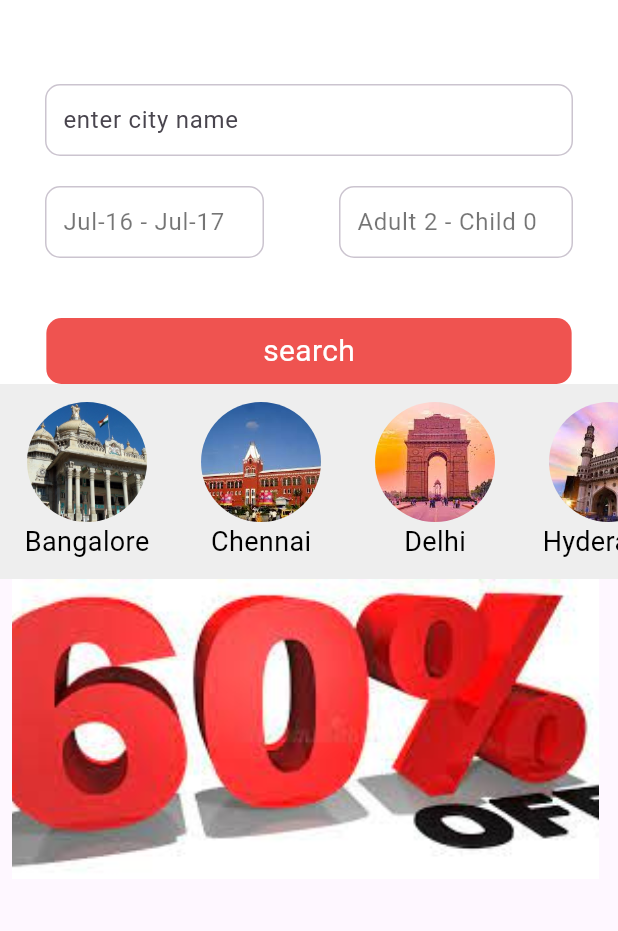
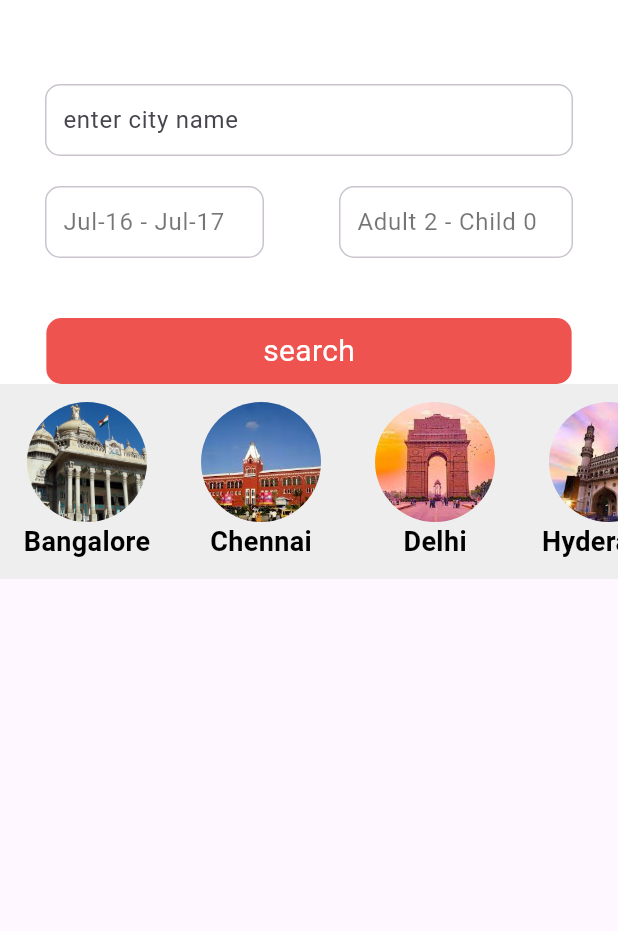
Before and after one commit to naveenprasanth2/practise1, a Flutter app: the screen it shows after launch, after a tap on "search", on a phone screen of 412 x 824 dp, the part 66-997 px from its top. Run offline on Flutter 3.47's test engine with Material 2 defaults, Android fonts, the phone set to English and light mode, and no system bars.

Commit message:
Revert "testBranch1"
This reverts commit 30420ea1ea79bc7eb9c36b59df95a159894b39a9.

```diff
--- a/lib/list_view_test/extras/circle.dart
+++ b/lib/list_view_test/extras/circle.dart
@@ -1,5 +1,5 @@
 import 'package:flutter/material.dart';
-import 'package:practise1/tests/test_page.dart';
+import 'package:practise1/list_view_test/extras/test_page.dart';
 
 class MyCircle extends StatelessWidget {
   final String title;
--- a/lib/list_view_test/screens/slivers.dart
+++ b/lib/list_view_test/screens/slivers.dart
@@ -16,57 +16,6 @@ class SliversTest extends StatefulWidget {
 }
 
 class _SliversTestState extends State<SliversTest> {
-  late ScrollController _scrollController;
-  final int itemCount = 10;
-  final double scrollDuration = 2.0;
-
-  @override
-  void initState() {
-    super.initState();
-    _scrollController = ScrollController();
-    WidgetsBinding.instance.addPostFrameCallback((_) {
-      _autoScroll(MediaQuery.of(context).size.width * 0.95);
-    });
-  }
-
-  @override
-  void dispose() {
-    _scrollController.dispose();
-    super.dispose();
-  }
-
-  void _autoScroll(double itemWidth) async {
-    final double maxScrollExtent = _scrollController.position.maxScrollExtent;
-    final double itemExtent = itemWidth + 16.0; // Adjust with margin if any
-    double currentScrollOffset = 0.0;
-
-    while (true) {
-      await Future.delayed(Duration(seconds: scrollDuration.toInt()));
-      if (_scrollController.hasClients) {
-        currentScrollOffset += itemExtent;
-        if (currentScrollOffset >= maxScrollExtent) {
-          await _scrollController.animateTo(
-            currentScrollOffset,
-            duration: Duration(seconds: scrollDuration.toInt()),
-            curve: Curves.easeInOut,
-          );
-          currentScrollOffset = 0.0;
-          await _scrollController.animateTo(
-            currentScrollOffset,
-            duration: Duration(seconds: scrollDuration.toInt()),
-            curve: Curves.easeInOut,
-          );
-        } else {
-          await _scrollController.animateTo(
-            currentScrollOffset,
-            duration: Duration(seconds: scrollDuration.toInt()),
-            curve: Curves.easeInOut,
-          );
-        }
-      }
-    }
-  }
-
   @override
   Widget build(BuildContext context) {
     return Scaffold(
@@ -258,26 +207,6 @@ class _SliversTestState extends State<SliversTest> {
                 itemBuilder: (BuildContext context, int index) {
                   return CityWidget(
                     cityName: LocationConstants.locationImages[index],
-                    onPressed: () {},
-                  );
-                },
-              ),
-            ),
-          ),
-          SliverToBoxAdapter(
-            child: SizedBox(
-              height: 200.0,
-              child: ListView.builder(
-                controller: _scrollController,
-                scrollDirection: Axis.horizontal,
-                itemCount: itemCount,
-                itemBuilder: (BuildContext context, int index) {
-                  return Container(
-                    width: MediaQuery.of(context).size.width * 0.95,
-                    margin: const EdgeInsets.symmetric(horizontal: 8.0),
-                    decoration: const BoxDecoration(
-                      image: DecorationImage(image: AssetImage("assets/offerBanner.jpg"), fit: BoxFit.cover)
-                    ),
                   );
                 },
               ),
--- a/lib/list_view_test/widgets/city_widget.dart
+++ b/lib/list_view_test/widgets/city_widget.dart
@@ -2,15 +2,12 @@ import 'package:flutter/material.dart';
 
 class CityWidget extends StatelessWidget {
   final String cityName;
-  final VoidCallback? onPressed;
 
-  const CityWidget({super.key, required this.cityName, this.onPressed});
+  const CityWidget({super.key, required this.cityName});
 
   @override
   Widget build(BuildContext context) {
-    return InkWell(
-      onTap: onPressed,
-      child: Container(
+    return Container(
       margin: const EdgeInsets.all(8.0),
       width: 100,
       decoration: BoxDecoration(
@@ -34,12 +31,11 @@ class CityWidget extends StatelessWidget {
             style: const TextStyle(
               color: Colors.black, // Set the text color
               fontSize: 18, // Set the font size
-                fontWeight: FontWeight.normal, // Set the font weight
+              fontWeight: FontWeight.bold, // Set the font weight
             ),
           ),
         ],
       ),
-      ),
     );
   }
 }
```
Also changed, not shown: assets/offerBanner.jpg (deleted), lib/list_view_test/extras/test_page.dart (renamed from lib/tests/test_page.dart), lib/list_view_test/widgets/home_page_test.dart (renamed from lib/tests/home_page_test.dart). Lines whose indentation alone changed are shown as unchanged.
